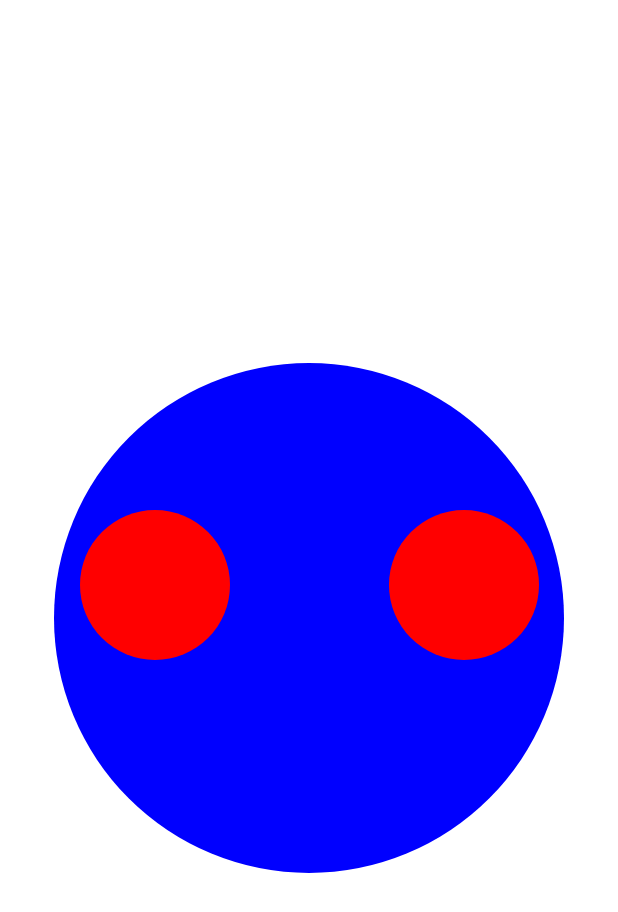
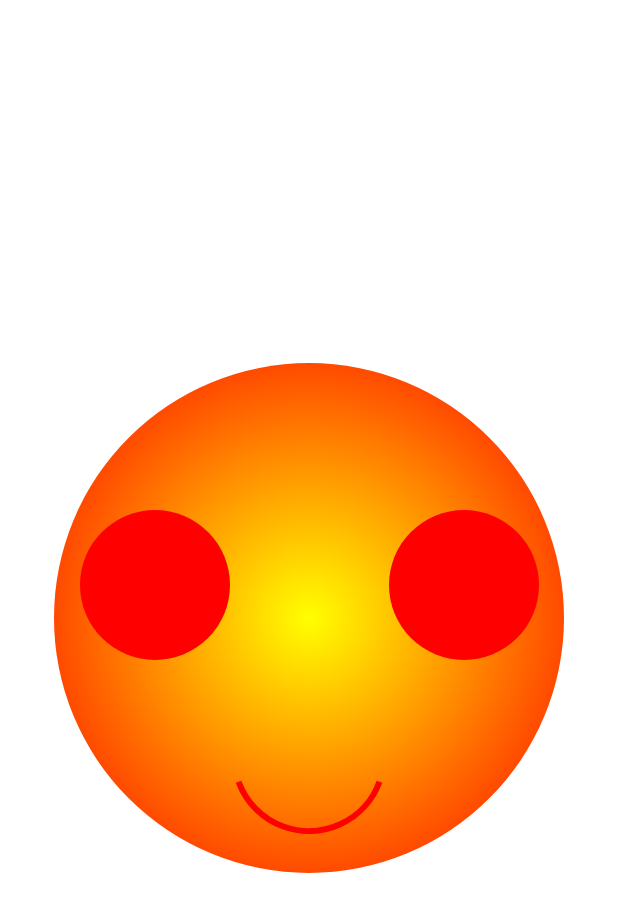
Before and after one commit to avelon1A/MyCompose, an Android app built with Jetpack Compose: the @Preview function PreviewDrawOval, on a phone screen of 412 x 824 dp. Shown: the top 912 px of the screen. Run offline under Robolectric (Android 15) with nearby library versions, the phone set to English and light mode, and no system bars.

Commit message:
draw oval

```diff
--- a/app/src/main/AndroidManifest.xml
+++ b/app/src/main/AndroidManifest.xml
@@ -15,6 +15,7 @@
     <uses-permission android:name="android.permission.POST_NOTIFICATIONS"/>
 
 
+    <uses-permission android:name="android.permission.VIBRATE" />
 
     <application
         android:name=".MyApplication"
--- a/app/src/main/java/com/bosch/composewithkotlin20/presentaion/ui/screen/canvas/CanvasOval.kt
+++ b/app/src/main/java/com/bosch/composewithkotlin20/presentaion/ui/screen/canvas/CanvasOval.kt
@@ -1,9 +1,17 @@
 package com.bosch.composewithkotlin20.presentaion.ui.screen.canvas
 
 
+import androidx.compose.animation.core.LinearEasing
+import androidx.compose.animation.core.RepeatMode
+import androidx.compose.animation.core.animateFloat
+import androidx.compose.animation.core.infiniteRepeatable
+import androidx.compose.animation.core.rememberInfiniteTransition
+import androidx.compose.animation.core.tween
 import androidx.compose.foundation.Canvas
+import androidx.compose.foundation.gestures.detectTapGestures
 import androidx.compose.foundation.layout.Arrangement
 import androidx.compose.foundation.layout.Box
+import androidx.compose.foundation.layout.Column
 import androidx.compose.foundation.layout.Row
 import androidx.compose.foundation.layout.fillMaxSize
 import androidx.compose.foundation.layout.fillMaxWidth
@@ -11,37 +19,132 @@ import androidx.compose.foundation.layout.height
 import androidx.compose.foundation.layout.padding
 import androidx.compose.material3.MaterialTheme
 import androidx.compose.runtime.Composable
+import androidx.compose.runtime.getValue
+import androidx.compose.runtime.mutableFloatStateOf
+import androidx.compose.runtime.remember
+import androidx.compose.runtime.setValue
 import androidx.compose.ui.Alignment
 import androidx.compose.ui.Modifier
+import androidx.compose.ui.draw.scale
+import androidx.compose.ui.geometry.Offset
+import androidx.compose.ui.geometry.Size
+import androidx.compose.ui.graphics.Brush
 import androidx.compose.ui.graphics.Color
+import androidx.compose.ui.graphics.drawscope.Stroke
 import androidx.compose.ui.graphics.drawscope.scale
+import androidx.compose.ui.input.pointer.pointerInput
 import androidx.compose.ui.tooling.preview.Preview
 import androidx.compose.ui.unit.dp
 import kotlinx.serialization.Serializable
 
-
 @Composable
 fun CanvasOval() {
-    Box(modifier = Modifier.fillMaxSize()) {
+
+    var scale by remember { mutableFloatStateOf(1f) }
+
+    val infiniteTransition = rememberInfiniteTransition(label = "")
+    val animatedScale = infiniteTransition.animateFloat(
+        initialValue = 1f,
+        targetValue = 1.3f,
+        animationSpec = infiniteRepeatable(
+            animation = tween(
+                durationMillis = 1000,
+                easing = LinearEasing
+            ),
+            repeatMode = RepeatMode.Reverse
+        ), label = ""
+    )
+
+    Box(
+        modifier = Modifier
+            .fillMaxSize()
+            .pointerInput(Unit) {
+                detectTapGestures(
+                    onTap = {
+                        scale = animatedScale.value
+                    }
+                )
+            }
+            .scale(scale)
+    ) {
         Canvas(
             modifier = Modifier
                 .fillMaxSize()
                 .padding(10.dp)
         ) {
+            val radius = 24.dp.toPx()
+            val gradientBrush = Brush.radialGradient(
+                colors = listOf(Color.Yellow, Color.Red),
+                center = Offset(size.width / 2, size.height / 2),
+                radius = radius
+            )
+
             scale(scaleX = 10f, scaleY = 10f) {
-                drawCircle(Color.Blue, radius = 17.dp.toPx())
+                drawCircle(gradientBrush, radius = 17.dp.toPx())
             }
         }
+        Column(
+            modifier = Modifier.fillMaxSize(),
+            verticalArrangement = Arrangement.Center,
+            horizontalAlignment = Alignment.CenterHorizontally
+        ) {
+            Eyes()
+            ArcInSpacerExample()
+        }
+    }
+}
+
+
+@Composable
+fun ArcInSpacerExample() {
+    Column(
+        modifier = Modifier
+            .fillMaxSize(),
+        verticalArrangement = Arrangement.Center,
+        horizontalAlignment = Alignment.CenterHorizontally
+    ) {
+        Canvas(
+            modifier = Modifier.fillMaxSize()
+        ) {
+            val arcSize = Size(width = 100.dp.toPx(), height = 100.dp.toPx())
+
+            val canvasWidth = size.width
+            val canvasHeight = size.height
+
+            val topLeftOffset = Offset(
+                x = (canvasWidth - arcSize.width) / 2f,
+                y = (canvasHeight - arcSize.height) / 6f
+            )
+
+            drawArc(
+                color = Color.Red,
+                startAngle = 20f,
+                sweepAngle = 140f,
+                useCenter = false,
+                size = arcSize,
+                topLeft = topLeftOffset,
+                style = Stroke(width = 4.dp.toPx())
+            )
+        }
+    }
+}
+
+
+@Composable
+private fun Eyes() {
+
     Row(
         modifier = Modifier
             .fillMaxWidth()
             .height(400.dp),
         verticalAlignment = Alignment.Bottom, horizontalArrangement = Arrangement.SpaceAround
     ) {
+
         Canvas(
             modifier = Modifier
                 .padding(10.dp)
         ) {
+
             scale(scaleX = 10f, scaleY = 10f) {
                 drawCircle(Color.Red, radius = 5.dp.toPx())
             }
@@ -51,6 +154,7 @@ fun CanvasOval() {
             modifier = Modifier
                 .padding(10.dp)
         ) {
+
             scale(scaleX = 10f, scaleY = 10f) {
                 drawCircle(Color.Red, radius = 5.dp.toPx())
             }
@@ -58,12 +162,6 @@ fun CanvasOval() {
 
 
     }
-
-
-    }
-
-
-
 }
 
 
```
Lines whose indentation alone changed are shown as unchanged.
